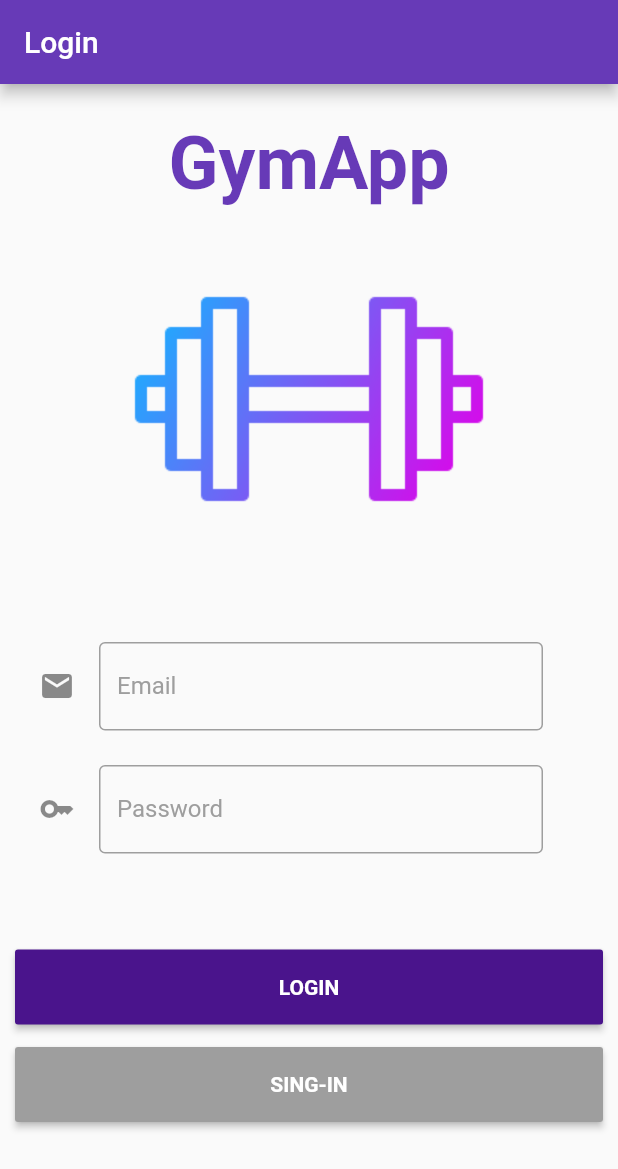
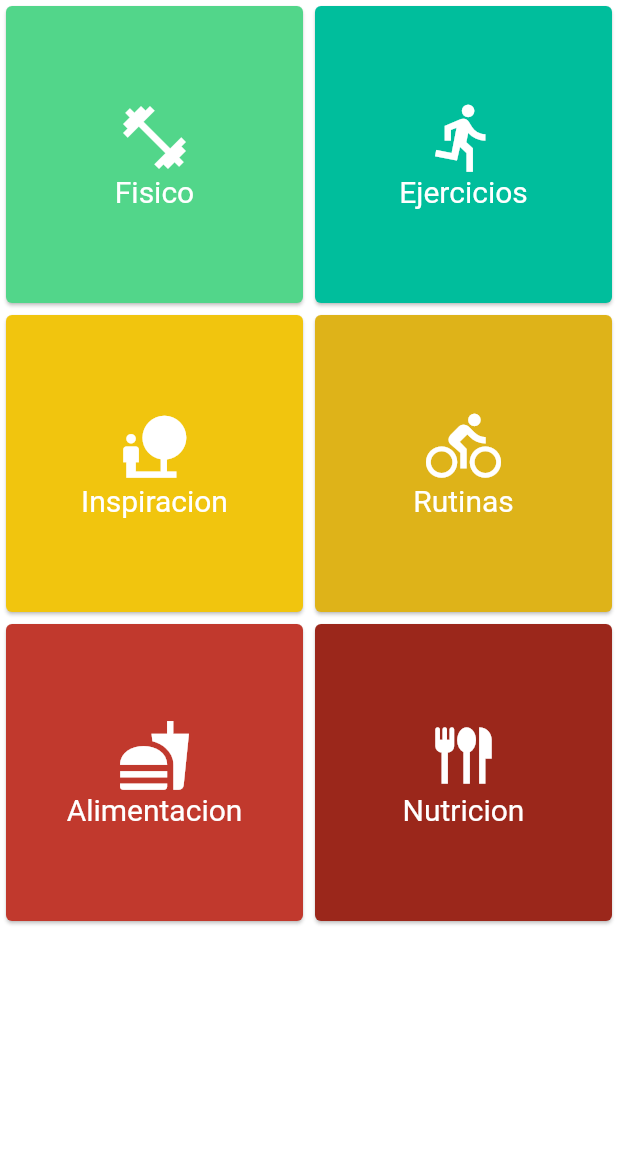
Before and after one commit to diegolloz98/GymApp, a Flutter app: the screen it shows after launch, on a phone screen of 412 x 824 dp. Shown: the top 1169 px of the screen. Run offline on Flutter 3.47's test engine with Material 2 defaults, Android fonts, the phone set to English and light mode, and no system bars.

Commit message:
added category browser initial design

```diff
--- a/lib/main.dart
+++ b/lib/main.dart
@@ -1,7 +1,10 @@
 import 'package:flutter/material.dart';
 import 'package:gymapp/user_page/Login.dart';
+import 'package:gymapp/user_page/browse.dart';
 import 'package:gymapp/user_page/homePage.dart';
+
 void main() => runApp(const MyApp());
+
 class MyApp extends StatelessWidget {
   const MyApp({Key? key}) : super(key: key);
 
@@ -9,7 +12,7 @@ class MyApp extends StatelessWidget {
   Widget build(BuildContext context) {
     return MaterialApp(
       theme: ThemeData(primarySwatch: Colors.deepPurple),
-      home: Login(),
+      home: Browser(),
     );
   }
 }
--- a/lib/user_page/Login.dart
+++ b/lib/user_page/Login.dart
@@ -1,5 +1,6 @@
 import 'package:flutter/material.dart';
 import 'package:gymapp/user_page/homePage.dart';
+
 class Login extends StatefulWidget {
   Login({Key? key}) : super(key: key);
 
@@ -18,10 +19,8 @@ class _LoginState extends State<Login> {
       ),
       body: Padding(
         padding: const EdgeInsets.all(10.0),
-          child: Column(
-            children: [
+        child: Column(children: [
           SizedBox(height: 15),
-
           Text(
             "GymApp",
             style: TextStyle(
@@ -33,7 +32,6 @@ class _LoginState extends State<Login> {
           Image.asset("assets/dumbbell.png"),
           SizedBox(height: 30),
           ListTile(
-
             title: Padding(
               padding: EdgeInsets.only(right: 24),
               child: TextField(
@@ -65,7 +63,6 @@ class _LoginState extends State<Login> {
           ),
           SizedBox(height: 15),
           ListTile(
-
             title: Padding(
               padding: EdgeInsets.only(right: 24),
               child: TextField(
@@ -97,12 +94,10 @@ class _LoginState extends State<Login> {
           ),
           SizedBox(height: 60),
           MaterialButton(
-                onPressed: (){
-                  Navigator.of(context).push(
-                  MaterialPageRoute(
+            onPressed: () {
+              Navigator.of(context).push(MaterialPageRoute(
                 builder: (context) => HomePage(),
-                    )
-                  );
+              ));
             },
             color: Colors.purple[900],
             height: 50.0,
@@ -111,34 +106,31 @@ class _LoginState extends State<Login> {
               "LOGIN",
               style: TextStyle(
                 color: Colors.white,
-                    fontSize:14.0,
+                fontSize: 14.0,
                 fontWeight: FontWeight.bold,
               ),
             ),
           ),
           SizedBox(height: 15),
           MaterialButton(
-                onPressed: (){
-                  Navigator.of(context).push(
-                  MaterialPageRoute(
+            onPressed: () {
+              Navigator.of(context).push(MaterialPageRoute(
                 builder: (context) => HomePage(),
-                    )
-                  );
+              ));
             },
             color: Colors.grey,
             height: 50.0,
             minWidth: double.infinity,
             child: Text(
-                  "SING-IN",
+              "SIGN-IN",
               style: TextStyle(
                 color: Colors.white,
-                    fontSize:14.0,
+                fontSize: 14.0,
                 fontWeight: FontWeight.bold,
               ),
             ),
           ),
-            ]
-          ),
+        ]),
       ),
     );
   }
--- /dev/null
+++ b/lib/user_page/browse.dart
@@ -0,0 +1,64 @@
+import 'package:flutter/material.dart';
+
+class Browser extends StatelessWidget {
+  Browser({Key? key}) : super(key: key);
+
+  final title = [
+    "Fisico",
+    "Ejercicios",
+    "Inspiracion",
+    "Rutinas",
+    "Alimentacion",
+    "Nutricion"
+  ];
+  final icons = [
+    Icons.fitness_center,
+    Icons.directions_run,
+    Icons.nature_people,
+    Icons.directions_bike,
+    Icons.fastfood,
+    Icons.flatware,
+  ];
+  final pastelColors = [
+    Color.fromARGB(255, 82, 214, 138),
+    Color.fromARGB(255, 0, 190, 156),
+    Color.fromARGB(255, 241, 197, 14),
+    Color.fromARGB(255, 222, 179, 25),
+    Color.fromARGB(255, 193, 57, 45),
+    Color.fromARGB(255, 155, 39, 27)
+  ];
+
+  @override
+  Widget build(BuildContext context) {
+    return Container(
+      color: Colors.white,
+      child: GridView.builder(
+        gridDelegate: const SliverGridDelegateWithFixedCrossAxisCount(
+          crossAxisCount: 2,
+        ),
+        itemCount: 6,
+        itemBuilder: (BuildContext context, int index) {
+          return GestureDetector(
+            onTap: () {
+              print("Container #$index tapped.");
+            },
+            child: Card(
+              color: pastelColors[index],
+              child: Center(
+                  child: Column(
+                mainAxisSize: MainAxisSize.min,
+                children: <Widget>[
+                  Icon(icons[index], size: 50, color: Colors.white),
+                  Text(
+                    title[index],
+                    style: TextStyle(color: Colors.white, fontSize: 20),
+                  )
+                ],
+              )),
+            ),
+          );
+        },
+      ),
+    );
+  }
+}
--- a/pubspec.yaml
+++ b/pubspec.yaml
@@ -3,7 +3,7 @@ description: A new Flutter project.
 
 # The following line prevents the package from being accidentally published to
 # pub.dev using `flutter pub publish`. This is preferred for private packages.
-publish_to: 'none' # Remove this line if you wish to publish to pub.dev
+publish_to: "none" # Remove this line if you wish to publish to pub.dev
 
 # The following defines the version and build number for your application.
 # A version number is three numbers separated by dots, like 1.2.43
@@ -30,7 +30,6 @@ dependencies:
   flutter:
     sdk: flutter
 
-
   # The following adds the Cupertino Icons font to your application.
   # Use with the CupertinoIcons class for iOS style icons.
   cupertino_icons: ^1.0.2
@@ -44,7 +43,7 @@ dev_dependencies:
   # activated in the `analysis_options.yaml` file located at the root of your
   # package. See that file for information about deactivating specific lint
   # rules and activating additional ones.
-  flutter_lints: ^1.0.0
+  #flutter_lints: ^1.0.0
 
 # For information on the generic Dart part of this file, see the
 # following page: https://dart.dev/tools/pub/pubspec
```
Also changed, not shown: pubspec.lock. Lines whose indentation alone changed are shown as unchanged.
